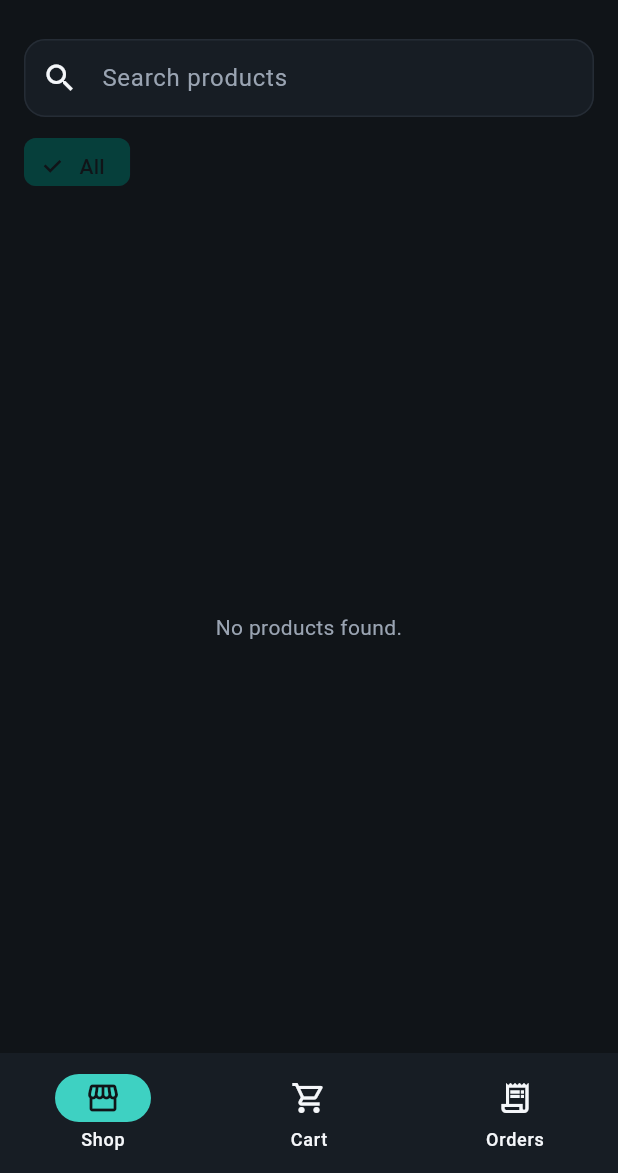
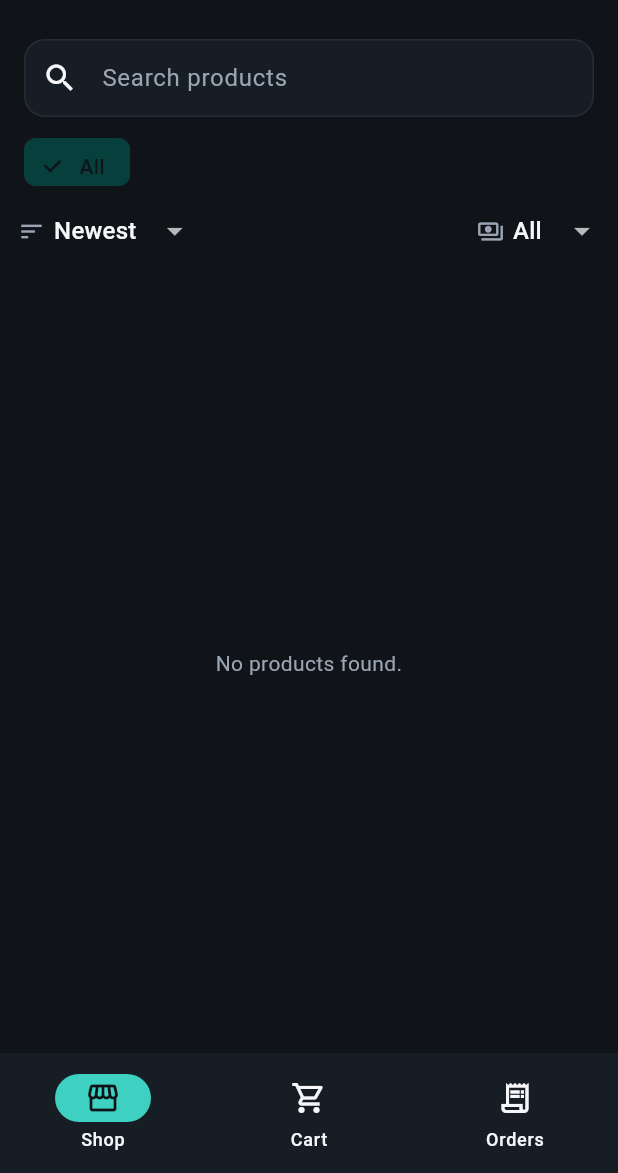
Before and after one commit to bone2020/shop_afrik-, a Flutter app: the BuyerHomeScreen screen opened by its route, on a phone screen of 412 x 824 dp, the part 63-1236 px from its top. Run offline on Flutter 3.47's test engine with Material 3 defaults, Android fonts, the phone set to English and light mode, and no system bars; our stand-ins replace cached_network_image, cloud_firestore, cloud_functions, firebase_core, flutter_riverpod, go_router; accounts and stored records are empty.

Commit message:
Seller storefront, admin category management, catalog sort/filter
- Seller storefront: public per-seller page (profile + rating + their approved
  products), linked via 'Visit store' on the product page. Catalog gains
  watchSellerProducts; public sellerByIdProvider.
- Admin category management: Categories tab with add/edit (name, sort order,
  active) backed by an admin-only category repository.
- Catalog sort & currency filter on the shop tab: Newest / Top rated /
  Price up / Price down, plus an optional currency filter. Price sorting is
  currency-safe — it groups by currency and orders within each, never comparing
  amounts across currencies (covered by a unit test).
- Composite indexes for the multi-equality product queries (catalog + store).

flutter analyze clean; 37 tests pass; functions unchanged.

https://claude.ai/code/session_01AYiahfV8dgkzsp8EJREEuS

```diff
--- a/lib/core/router/app_router.dart
+++ b/lib/core/router/app_router.dart
@@ -7,6 +7,7 @@ import '../../features/buyer/presentation/buyer_home_screen.dart';
 import '../../features/buyer/presentation/buyer_order_detail_screen.dart';
 import '../../features/buyer/presentation/checkout_screen.dart';
 import '../../features/buyer/presentation/product_detail_screen.dart';
+import '../../features/buyer/presentation/seller_storefront_screen.dart';
 import '../../features/delivery/presentation/delivery_home_screen.dart';
 import '../../features/seller/presentation/product_edit_screen.dart';
 import '../../features/seller/presentation/seller_dashboard_screen.dart';
@@ -69,6 +70,11 @@ final goRouterProvider = Provider<GoRouter>((ref) {
         path: Routes.buyerBecomeSeller,
         builder: (context, state) => const SellerOnboardingScreen(),
       ),
+      GoRoute(
+        path: Routes.buyerStorePath,
+        builder: (context, state) =>
+            SellerStorefrontScreen(sellerId: state.pathParameters['id']!),
+      ),
       // Seller
       GoRoute(
         path: Routes.sellerDashboard,
--- a/lib/core/router/routes.dart
+++ b/lib/core/router/routes.dart
@@ -12,6 +12,8 @@ abstract final class Routes {
   static const String buyerOrderPath = '/buyer/orders/:id';
   static String buyerOrder(String id) => '/buyer/orders/$id';
   static const String buyerBecomeSeller = '/buyer/become-seller';
+  static const String buyerStorePath = '/buyer/store/:id';
+  static String buyerStore(String id) => '/buyer/store/$id';
 
   // Seller
   static const String sellerDashboard = '/seller';
--- a/lib/features/admin/presentation/admin_home_screen.dart
+++ b/lib/features/admin/presentation/admin_home_screen.dart
@@ -4,6 +4,7 @@ import 'package:flutter_riverpod/flutter_riverpod.dart';
 import '../../../services/session_controller.dart';
 import '../../notifications/presentation/notifications_bell.dart';
 import 'admin_shipments_tab.dart';
+import 'category_management_tab.dart';
 import 'delivery_quote_tab.dart';
 import 'platform_balances_view.dart';
 import 'product_approval_tab.dart';
@@ -18,7 +19,7 @@ class AdminHomeScreen extends ConsumerWidget {
   @override
   Widget build(BuildContext context, WidgetRef ref) {
     return DefaultTabController(
-      length: 6,
+      length: 7,
       child: Scaffold(
         appBar: AppBar(
           title: const Text('Admin Console'),
@@ -38,6 +39,7 @@ class AdminHomeScreen extends ConsumerWidget {
               Tab(text: 'Deliveries'),
               Tab(text: 'Shipments'),
               Tab(text: 'Products'),
+              Tab(text: 'Categories'),
               Tab(text: 'Sellers'),
               Tab(text: 'Refunds'),
             ],
@@ -49,6 +51,7 @@ class AdminHomeScreen extends ConsumerWidget {
             DeliveryQuoteTab(),
             AdminShipmentsTab(),
             ProductApprovalTab(),
+            CategoryManagementTab(),
             SellerApprovalTab(),
             RefundQueueTab(),
           ],
--- a/lib/features/buyer/data/catalog_repository.dart
+++ b/lib/features/buyer/data/catalog_repository.dart
@@ -11,6 +11,7 @@ abstract interface class CatalogRepository {
   Stream<List<Category>> watchCategories();
   Stream<List<Product>> watchProducts({String? categoryId});
   Stream<Product?> watchProduct(String id);
+  Stream<List<Product>> watchSellerProducts(String sellerId);
 }
 
 class FirestoreCatalogRepository implements CatalogRepository {
@@ -49,6 +50,18 @@ class FirestoreCatalogRepository implements CatalogRepository {
         .snapshots()
         .map((d) => d.exists ? Product.fromMap(d.id, d.data()!) : null);
   }
+
+  @override
+  Stream<List<Product>> watchSellerProducts(String sellerId) {
+    return _db
+        .collection(Collections.products)
+        .where('sellerId', isEqualTo: sellerId)
+        .where('approvalStatus', isEqualTo: 'approved')
+        .where('isActive', isEqualTo: true)
+        .snapshots()
+        .map((s) =>
+            s.docs.map((d) => Product.fromMap(d.id, d.data())).toList());
+  }
 }
 
 final catalogRepositoryProvider = Provider<CatalogRepository>((ref) {
@@ -59,32 +72,85 @@ final categoriesProvider = StreamProvider.autoDispose<List<Category>>((ref) {
   return ref.watch(catalogRepositoryProvider).watchCategories();
 });
 
+/// How the catalog is sorted. Price sorts are currency-safe: they group by
+/// currency and order within each group, never comparing amounts across
+/// currencies.
+enum ProductSort { newest, priceLowToHigh, priceHighToLow, topRated }
+
 /// The buyer's current category filter (null = all categories).
 final selectedCategoryProvider = StateProvider.autoDispose<String?>((_) => null);
+
+/// Optional currency filter (null = all currencies).
+final currencyFilterProvider = StateProvider.autoDispose<String?>((_) => null);
 
 /// The buyer's current free-text search query.
 final searchQueryProvider = StateProvider.autoDispose<String>((_) => '');
 
-/// Products for the selected category, then filtered client-side by the search
-/// query (Firestore has no full-text search; this keeps it simple for the MVP).
+/// The buyer's current sort order.
+final productSortProvider =
+    StateProvider.autoDispose<ProductSort>((_) => ProductSort.newest);
+
+/// Products for the selected category, filtered client-side by the search query
+/// and optional currency, then sorted (Firestore has no full-text search; this
+/// keeps it simple for the MVP).
 final visibleProductsProvider =
     StreamProvider.autoDispose<List<Product>>((ref) {
   final categoryId = ref.watch(selectedCategoryProvider);
+  final currency = ref.watch(currencyFilterProvider);
   final query = ref.watch(searchQueryProvider).trim().toLowerCase();
+  final sort = ref.watch(productSortProvider);
+
   return ref
       .watch(catalogRepositoryProvider)
       .watchProducts(categoryId: categoryId)
       .map((products) {
-    if (query.isEmpty) return products;
-    return products
-        .where((p) =>
-            p.title.toLowerCase().contains(query) ||
-            p.description.toLowerCase().contains(query))
-        .toList();
+    var list = products;
+    if (query.isNotEmpty) {
+      list = list
+          .where((p) =>
+              p.title.toLowerCase().contains(query) ||
+              p.description.toLowerCase().contains(query))
+          .toList();
+    }
+    if (currency != null) {
+      list = list.where((p) => p.price.currency == currency).toList();
+    } else {
+      list = [...list];
+    }
+    sortProducts(list, sort);
+    return list;
   });
 });
+
+/// Sorts [products] in place. Price comparisons are confined within a currency:
+/// items are grouped by currency first, so amounts in different currencies are
+/// never ranked against each other.
+void sortProducts(List<Product> products, ProductSort sort) {
+  switch (sort) {
+    case ProductSort.newest:
+      products.sort((a, b) => (b.createdAt ?? DateTime(0))
+          .compareTo(a.createdAt ?? DateTime(0)));
+    case ProductSort.topRated:
+      products.sort((a, b) => b.ratingAverage.compareTo(a.ratingAverage));
+    case ProductSort.priceLowToHigh:
+      products.sort((a, b) {
+        final c = a.price.currency.compareTo(b.price.currency);
+        return c != 0 ? c : a.price.minorUnits.compareTo(b.price.minorUnits);
+      });
+    case ProductSort.priceHighToLow:
+      products.sort((a, b) {
+        final c = a.price.currency.compareTo(b.price.currency);
+        return c != 0 ? c : b.price.minorUnits.compareTo(a.price.minorUnits);
+      });
+  }
+}
 
 final productProvider =
     StreamProvider.autoDispose.family<Product?, String>((ref, id) {
   return ref.watch(catalogRepositoryProvider).watchProduct(id);
 });
+
+final sellerCatalogProvider =
+    StreamProvider.autoDispose.family<List<Product>, String>((ref, sellerId) {
+  return ref.watch(catalogRepositoryProvider).watchSellerProducts(sellerId);
+});
--- a/lib/features/buyer/presentation/shop_tab.dart
+++ b/lib/features/buyer/presentation/shop_tab.dart
@@ -2,6 +2,8 @@ import 'package:flutter/material.dart';
 import 'package:flutter_riverpod/flutter_riverpod.dart';
 import 'package:go_router/go_router.dart';
 
+import '../../../core/data/platform_settings_repository.dart';
+import '../../../core/models/platform_settings.dart';
 import '../../../core/router/routes.dart';
 import '../../../core/theme/app_colors.dart';
 import '../data/catalog_repository.dart';
@@ -58,6 +60,7 @@ class ShopTab extends ConsumerWidget {
               ),
             ),
           ),
+          const _SortFilterBar(),
           const SizedBox(height: 4),
           Expanded(
             child: products.when(
@@ -83,6 +86,67 @@ class ShopTab extends ConsumerWidget {
                       ),
                     ),
             ),
+          ),
+        ],
+      ),
+    );
+  }
+}
+
+/// Sort order and currency filter controls.
+class _SortFilterBar extends ConsumerWidget {
+  const _SortFilterBar();
+
+  static const _sortLabels = {
+    ProductSort.newest: 'Newest',
+    ProductSort.priceLowToHigh: 'Price ↑',
+    ProductSort.priceHighToLow: 'Price ↓',
+    ProductSort.topRated: 'Top rated',
+  };
+
+  @override
+  Widget build(BuildContext context, WidgetRef ref) {
+    final sort = ref.watch(productSortProvider);
+    final currency = ref.watch(currencyFilterProvider);
+    final settings = ref.watch(platformSettingsProvider).valueOrNull ??
+        const PlatformSettings();
+    final currencies = {
+      for (final m in settings.enabledMarkets) m.currency,
+    }.toList()
+      ..sort();
+
+    return Padding(
+      padding: const EdgeInsets.symmetric(horizontal: 12),
+      child: Row(
+        children: [
+          const Icon(Icons.sort, size: 18, color: AppColors.mutedText),
+          const SizedBox(width: 6),
+          DropdownButton<ProductSort>(
+            value: sort,
+            underline: const SizedBox.shrink(),
+            items: [
+              for (final entry in _sortLabels.entries)
+                DropdownMenuItem(value: entry.key, child: Text(entry.value)),
+            ],
+            onChanged: (v) => v == null
+                ? null
+                : ref.read(productSortProvider.notifier).state = v,
+          ),
+          const Spacer(),
+          const Icon(Icons.payments_outlined,
+              size: 18, color: AppColors.mutedText),
+          const SizedBox(width: 6),
+          DropdownButton<String?>(
+            value: currency,
+            underline: const SizedBox.shrink(),
+            hint: const Text('All'),
+            items: [
+              const DropdownMenuItem(value: null, child: Text('All')),
+              for (final c in currencies)
+                DropdownMenuItem(value: c, child: Text(c)),
+            ],
+            onChanged: (v) =>
+                ref.read(currencyFilterProvider.notifier).state = v,
           ),
         ],
       ),
--- a/lib/features/seller/data/seller_repository.dart
+++ b/lib/features/seller/data/seller_repository.dart
@@ -35,3 +35,9 @@ final currentSellerProvider = StreamProvider.autoDispose<Seller?>((ref) {
   if (uid == null) return const Stream.empty();
   return ref.watch(sellerRepositoryProvider).watchSeller(uid);
 });
+
+/// Any seller's public profile, by id (for the storefront page).
+final sellerByIdProvider =
+    StreamProvider.autoDispose.family<Seller?, String>((ref, id) {
+  return ref.watch(sellerRepositoryProvider).watchSeller(id);
+});
```
Also changed, not shown: firestore.indexes.json (+18 -0 lines), lib/features/admin/data/category_repository.dart (added, +43 -0 lines), lib/features/admin/presentation/category_management_tab.dart (added, +156 -0 lines), lib/features/buyer/presentation/product_detail_screen.dart (+13 -1 lines), lib/features/buyer/presentation/seller_storefront_screen.dart (added, +120 -0 lines), 2 other files.
